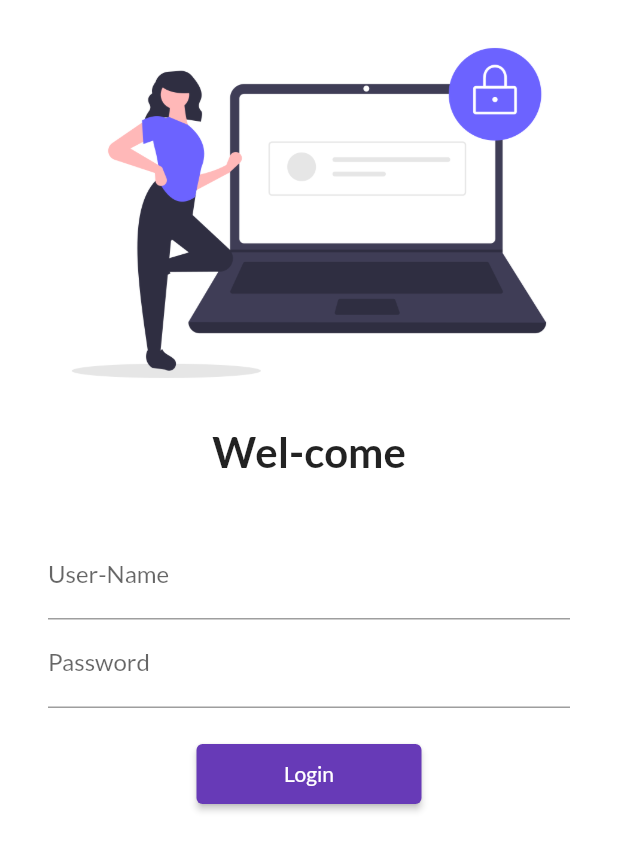
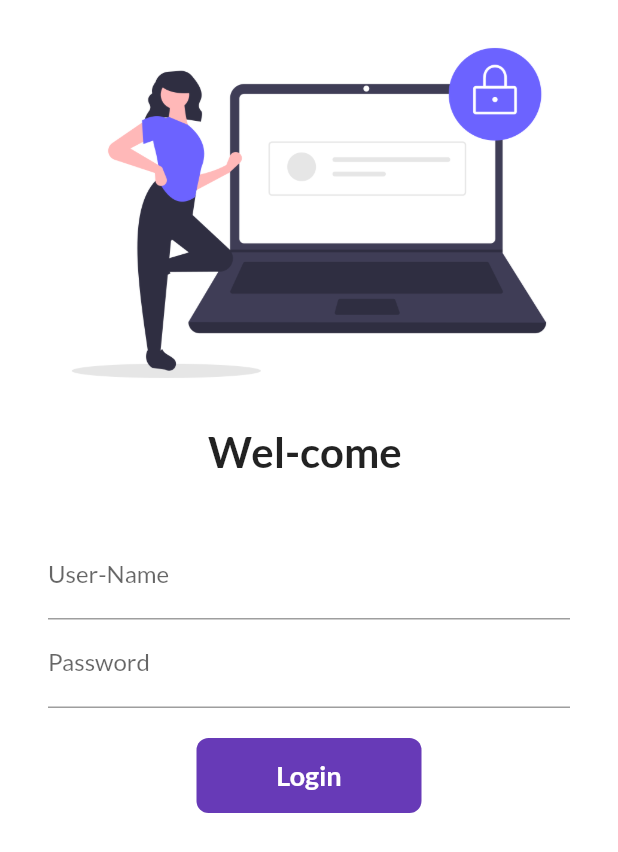
Before and after one commit to iamvishwajeetpatil/30DaysofFlutter, a Flutter app: the screen it shows after launch, on a phone screen of 412 x 824 dp. Shown: the top 852 px of the screen. Run offline on Flutter 3.47's test engine with Material 2 defaults, Android fonts, the phone set to English and light mode, and no system bars; our stand-ins replace google_fonts.

Commit message:
day 5 with setstate animation completed

```diff
--- a/lib/screens/login_screen.dart
+++ b/lib/screens/login_screen.dart
@@ -1,9 +1,16 @@
 import 'package:flutter/material.dart';
 import 'package:flutter_application_day1/utils/routes.dart';
 
-class LoginScreen extends StatelessWidget {
+class LoginScreen extends StatefulWidget {
   const LoginScreen({super.key});
 
+  @override
+  State<LoginScreen> createState() => _LoginScreenState();
+}
+
+class _LoginScreenState extends State<LoginScreen> {
+  String name = "";
+  bool changeButton = false;
   @override
   Widget build(BuildContext context) {
     return Material(
@@ -19,7 +26,7 @@ class LoginScreen extends StatelessWidget {
             //   height: 20.0,
             // ),
             Text(
-              "Wel-come",
+              "Wel-come $name",
               style: TextStyle(fontSize: 28.0, fontWeight: FontWeight.bold),
             ),
             SizedBox(
@@ -35,6 +42,11 @@ class LoginScreen extends StatelessWidget {
                       hintText: "Enter User-Name",
                       labelText: "User-Name",
                     ),
+                    onChanged: (value) {
+                      // value = name;
+                      name = value;
+                      setState(() {});
+                    },
                   ),
                   TextFormField(
                     obscureText: true,
@@ -46,18 +58,49 @@ class LoginScreen extends StatelessWidget {
                   SizedBox(
                     height: 20.0,
                   ),
-                  ElevatedButton(
-                    onPressed: () {
+                  InkWell(
+                    onTap: () async {
                       print("Login done");
+                      setState(() {
+                        changeButton = true;
+                      });
+                      await Future.delayed(Duration(seconds: 1));
                       Navigator.pushNamed(context, MyRoutes.homeRoute);
                     },
-                    child: Text("Login"),
-                    style: TextButton.styleFrom(
-                        foregroundColor: Colors.white,
-                        minimumSize: Size(150, 40)
-                        // fixedSize: Size(50.0, 30.0)
-                        ),
-                  ),
+                    child: AnimatedContainer(
+                      duration: Duration(seconds: 1),
+                      width: changeButton ? 50 : 150.0,
+                      height: 50.0,
+                      alignment: Alignment.center,
+                      child: changeButton
+                          ? Icon(
+                              Icons.done,
+                              color: Colors.white,
+                            )
+                          : Text(
+                              "Login",
+                              style: TextStyle(
+                                  color: Colors.white,
+                                  fontWeight: FontWeight.bold,
+                                  fontSize: 18.0),
+                            ),
+                      decoration: BoxDecoration(
+                          color: Colors.deepPurple,
+                          borderRadius:
+                              BorderRadius.circular(changeButton ? 50 : 8)),
+                    ),
+                  )
+                  // ElevatedButton(
+                  //   onPressed: () {
+
+                  //   },
+                  //   child: Text("Login"),
+                  //   style: TextButton.styleFrom(
+                  //       foregroundColor: Colors.white,
+                  //       minimumSize: Size(150, 40)
+                  //       // fixedSize: Size(50.0, 30.0)
+                  //       ),
+                  // ),
                 ],
               ),
             ),
```
